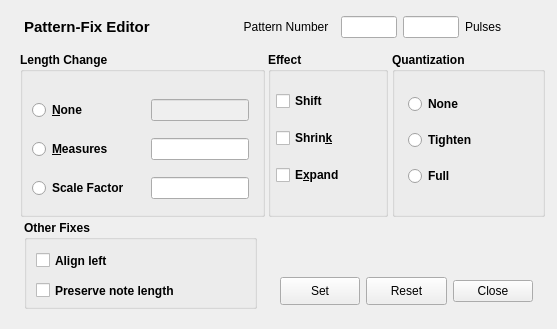
Qt form seq_qt5/forms/qpatternfix.ui (ahlstromcj/seq66) before a commit.
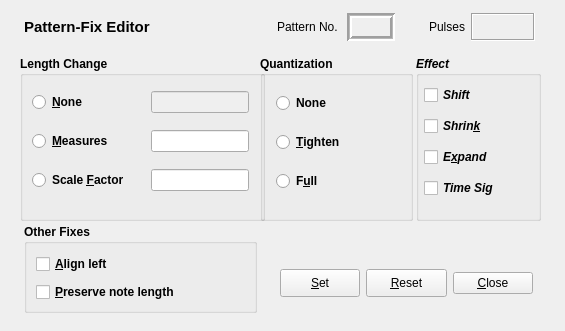
The same form after that commit.

Commit message: More refinements to qpatternfix processing.

Diff of the .ui file:
```diff
--- a/seq_qt5/forms/qpatternfix.ui
+++ b/seq_qt5/forms/qpatternfix.ui
@@ -6,8 +6,8 @@
    <rect>
     <x>0</x>
     <y>0</y>
-    <width>557</width>
-    <height>329</height>
+    <width>565</width>
+    <height>331</height>
    </rect>
   </property>
   <property name="windowTitle">
@@ -18,7 +18,7 @@
     <rect>
      <x>24</x>
      <y>8</y>
-     <width>505</width>
+     <width>511</width>
      <height>38</height>
     </rect>
    </property>
@@ -37,10 +37,29 @@
       </property>
      </widget>
     </item>
+    <item>
+     <spacer name="horizontalSpacer">
+      <property name="orientation">
+       <enum>Qt::Horizontal</enum>
+      </property>
+      <property name="sizeHint" stdset="0">
+       <size>
+        <width>40</width>
+        <height>20</height>
+       </size>
+      </property>
+     </spacer>
+    </item>
     <item>
      <widget class="QLabel" name="label_pattern_no">
+      <property name="minimumSize">
+       <size>
+        <width>100</width>
+        <height>0</height>
+       </size>
+      </property>
       <property name="text">
-       <string>Pattern Number  </string>
+       <string>Pattern No. </string>
       </property>
       <property name="alignment">
        <set>Qt::AlignRight|Qt::AlignTrailing|Qt::AlignVCenter</set>
@@ -48,23 +67,39 @@
      </widget>
     </item>
     <item>
-     <widget class="QLineEdit" name="line_edit_pattern">
-      <property name="maximumSize">
+     <widget class="QLabel" name="label_pattern">
+      <property name="enabled">
+       <bool>true</bool>
+      </property>
+      <property name="minimumSize">
        <size>
-        <width>56</width>
-        <height>16777215</height>
+        <width>48</width>
+        <height>0</height>
        </size>
       </property>
-     </widget>
-    </item>
-    <item>
-     <widget class="QLineEdit" name="line_edit_pulses">
       <property name="maximumSize">
        <size>
         <width>56</width>
-        <height>16777215</height>
+        <height>28</height>
        </size>
       </property>
+      <property name="font">
+       <font>
+        <italic>true</italic>
+       </font>
+      </property>
+      <property name="frameShape">
+       <enum>QFrame::Box</enum>
+      </property>
+      <property name="frameShadow">
+       <enum>QFrame::Sunken</enum>
+      </property>
+      <property name="lineWidth">
+       <number>2</number>
+      </property>
+      <property name="midLineWidth">
+       <number>1</number>
+      </property>
       <property name="text">
        <string/>
       </property>
@@ -72,6 +107,12 @@
     </item>
     <item>
      <widget class="QLabel" name="label">
+      <property name="minimumSize">
+       <size>
+        <width>64</width>
+        <height>0</height>
+       </size>
+      </property>
       <property name="maximumSize">
        <size>
         <width>64</width>
@@ -81,6 +122,39 @@
       <property name="text">
        <string>Pulses</string>
       </property>
+      <property name="alignment">
+       <set>Qt::AlignRight|Qt::AlignTrailing|Qt::AlignVCenter</set>
+      </property>
+     </widget>
+    </item>
+    <item>
+     <widget class="QLabel" name="label_pulses">
+      <property name="minimumSize">
+       <size>
+        <width>64</width>
+        <height>0</height>
+       </size>
+      </property>
+      <property name="maximumSize">
+       <size>
+        <width>64</width>
+        <height>28</height>
+       </size>
+      </property>
+      <property name="font">
+       <font>
+        <italic>true</italic>
+       </font>
+      </property>
+      <property name="frameShape">
+       <enum>QFrame::Box</enum>
+      </property>
+      <property name="frameShadow">
+       <enum>QFrame::Sunken</enum>
+      </property>
+      <property name="text">
+       <string/>
+      </property>
      </widget>
     </item>
    </layout>
@@ -89,7 +163,7 @@
    <property name="geometry">
     <rect>
      <x>20</x>
-     <y>52</y>
+     <y>56</y>
      <width>245</width>
      <height>165</height>
     </rect>
@@ -107,9 +181,9 @@
     <property name="geometry">
      <rect>
       <x>12</x>
-      <y>36</y>
+      <y>24</y>
       <width>217</width>
-      <height>122</height>
+      <height>125</height>
      </rect>
     </property>
     <layout class="QGridLayout" name="gridLayout">
@@ -143,7 +217,7 @@
      <item row="2" column="0">
       <widget class="QRadioButton" name="btn_change_scale">
        <property name="text">
-        <string>Scale Factor</string>
+        <string>Scale &amp;Factor</string>
        </property>
       </widget>
      </item>
@@ -156,8 +230,8 @@
   <widget class="QGroupBox" name="group_box_quantize">
    <property name="geometry">
     <rect>
-     <x>392</x>
-     <y>52</y>
+     <x>260</x>
+     <y>56</y>
      <width>153</width>
      <height>165</height>
     </rect>
@@ -175,9 +249,9 @@
     <property name="geometry">
      <rect>
       <x>16</x>
-      <y>32</y>
+      <y>24</y>
       <width>121</width>
-      <height>113</height>
+      <height>125</height>
      </rect>
     </property>
     <layout class="QVBoxLayout" name="verticalLayout">
@@ -191,14 +265,14 @@
      <item>
       <widget class="QRadioButton" name="btn_quan_tighten">
        <property name="text">
-        <string>Tighten</string>
+        <string>&amp;Tighten</string>
        </property>
       </widget>
      </item>
      <item>
       <widget class="QRadioButton" name="btn_quan_full">
        <property name="text">
-        <string>Full</string>
+        <string>F&amp;ull</string>
        </property>
       </widget>
      </item>
@@ -211,15 +285,16 @@
    </property>
    <property name="geometry">
     <rect>
-     <x>268</x>
-     <y>52</y>
-     <width>120</width>
+     <x>416</x>
+     <y>56</y>
+     <width>125</width>
      <height>165</height>
     </rect>
    </property>
    <property name="font">
     <font>
      <weight>75</weight>
+     <italic>true</italic>
      <bold>true</bold>
     </font>
    </property>
@@ -230,9 +305,9 @@
     <property name="geometry">
      <rect>
       <x>8</x>
-      <y>28</y>
-      <width>101</width>
-      <height>117</height>
+      <y>24</y>
+      <width>117</width>
+      <height>125</height>
      </rect>
     </property>
     <layout class="QVBoxLayout" name="verticalLayout_2">
@@ -241,6 +316,11 @@
        <property name="enabled">
         <bool>true</bool>
        </property>
+       <property name="font">
+        <font>
+         <italic>true</italic>
+        </font>
+       </property>
        <property name="text">
         <string>Shift</string>
        </property>
@@ -251,6 +331,11 @@
        <property name="enabled">
         <bool>true</bool>
        </property>
+       <property name="font">
+        <font>
+         <italic>true</italic>
+        </font>
+       </property>
        <property name="text">
         <string>Shrin&amp;k</string>
        </property>
@@ -261,11 +346,28 @@
        <property name="enabled">
         <bool>true</bool>
        </property>
+       <property name="font">
+        <font>
+         <italic>true</italic>
+        </font>
+       </property>
        <property name="text">
         <string>E&amp;xpand</string>
        </property>
       </widget>
      </item>
+     <item>
+      <widget class="QCheckBox" name="btn_effect_time_sig">
+       <property name="font">
+        <font>
+         <italic>true</italic>
+        </font>
+       </property>
+       <property name="text">
+        <string>Time Sig</string>
+       </property>
+      </widget>
+     </item>
     </layout>
    </widget>
   </widget>
@@ -273,7 +375,7 @@
    <property name="geometry">
     <rect>
      <x>24</x>
-     <y>220</y>
+     <y>224</y>
      <width>233</width>
      <height>89</height>
     </rect>
@@ -287,38 +389,38 @@
    <property name="title">
     <string>Other Fixes</string>
    </property>
-   <widget class="QCheckBox" name="btn_align_left">
+   <widget class="QWidget" name="layoutWidget">
     <property name="geometry">
      <rect>
       <x>12</x>
       <y>28</y>
-      <width>201</width>
-      <height>25</height>
+      <width>213</width>
+      <height>54</height>
      </rect>
     </property>
-    <property name="text">
-     <string>Align left</string>
-    </property>
-   </widget>
-   <widget class="QCheckBox" name="btn_save_note_length">
-    <property name="geometry">
-     <rect>
-      <x>12</x>
-      <y>56</y>
-      <width>197</width>
-      <height>29</height>
-     </rect>
-    </property>
-    <property name="text">
-     <string>Preserve note length</string>
-    </property>
+    <layout class="QVBoxLayout" name="verticalLayout_3">
+     <item>
+      <widget class="QCheckBox" name="btn_align_left">
+       <property name="text">
+        <string>&amp;Align left</string>
+       </property>
+      </widget>
+     </item>
+     <item>
+      <widget class="QCheckBox" name="btn_save_note_length">
+       <property name="text">
+        <string>&amp;Preserve note length</string>
+       </property>
+      </widget>
+     </item>
+    </layout>
    </widget>
   </widget>
   <widget class="QWidget" name="layoutWidgetAlignLeft">
    <property name="geometry">
     <rect>
      <x>280</x>
-     <y>272</y>
+     <y>264</y>
      <width>253</width>
      <height>38</height>
     </rect>
@@ -333,7 +435,7 @@
        </size>
       </property>
       <property name="text">
-       <string>Set</string>
+       <string>&amp;Set</string>
       </property>
      </widget>
     </item>
@@ -346,7 +448,7 @@
        </size>
       </property>
       <property name="text">
-       <string>Reset</string>
+       <string>&amp;Reset</string>
       </property>
      </widget>
     </item>
@@ -359,7 +461,7 @@
        </size>
       </property>
       <property name="text">
-       <string>Close</string>
+       <string>&amp;Close</string>
       </property>
      </widget>
     </item>
```
Left out of the diff: 2 changed lines with no effect on the pictures. The commit also changes 7 other files.
